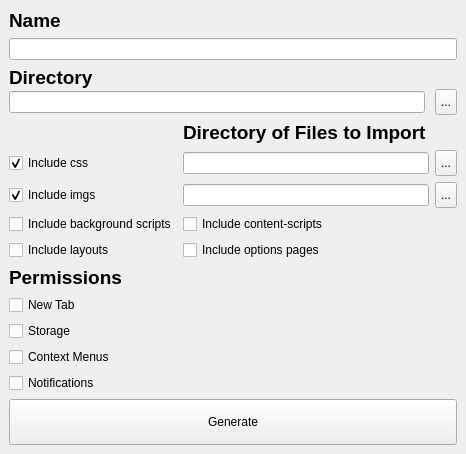
Qt form designer/design.ui (attilathedud/cesgen) before a commit.
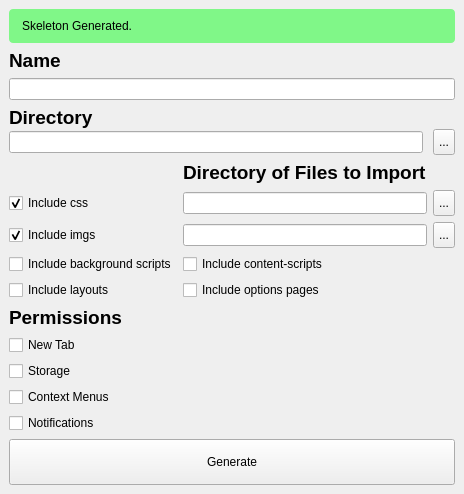
The same form after that commit. Icons and pictures are not drawn.

Commit message: Adding confirmation for generation

What changed in the file:
```diff
--- a/designer/design.ui
+++ b/designer/design.ui
@@ -9,8 +9,8 @@
    <rect>
     <x>0</x>
     <y>0</y>
-    <width>466</width>
-    <height>425</height>
+    <width>425</width>
+    <height>454</height>
    </rect>
   </property>
   <property name="sizePolicy">
@@ -19,6 +19,12 @@
     <verstretch>0</verstretch>
    </sizepolicy>
   </property>
+  <property name="maximumSize">
+   <size>
+    <width>425</width>
+    <height>454</height>
+   </size>
+  </property>
   <property name="windowTitle">
    <string>Chrome Extension Skeleton Generator</string>
   </property>
@@ -30,7 +36,22 @@
    <string notr="true">background: url(:/background/background.png)</string>
   </property>
   <widget class="QWidget" name="centralwidget">
-   <layout class="QVBoxLayout" name="verticalLayout" stretch="0,0,0,0,0">
+   <layout class="QVBoxLayout" name="verticalLayout" stretch="0,0,0,0,0,0,0">
+    <item>
+     <widget class="QLabel" name="lblCreation">
+      <property name="focusPolicy">
+       <enum>Qt::WheelFocus</enum>
+      </property>
+      <property name="styleSheet">
+       <string notr="true">background: rgba(16, 255, 33, 127);
+padding: 10px;
+border-radius: 4px;</string>
+      </property>
+      <property name="text">
+       <string>Skeleton Generated.</string>
+      </property>
+     </widget>
+    </item>
     <item>
      <layout class="QVBoxLayout" name="verticalLayout_2">
       <item>
@@ -120,6 +141,19 @@
       </item>
      </layout>
     </item>
+    <item>
+     <spacer name="verticalSpacer">
+      <property name="orientation">
+       <enum>Qt::Vertical</enum>
+      </property>
+      <property name="sizeHint" stdset="0">
+       <size>
+        <width>20</width>
+        <height>40</height>
+       </size>
+      </property>
+     </spacer>
+    </item>
     <item>
      <layout class="QGridLayout" name="gridLayout" columnstretch="0,0,0">
       <property name="sizeConstraint">
```
The commit also changes 2 other files.
